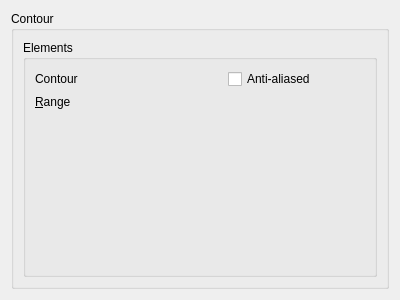
Qt form libs/ui/layerstyles/wdgContour.ui (KDE/krita) before a commit.
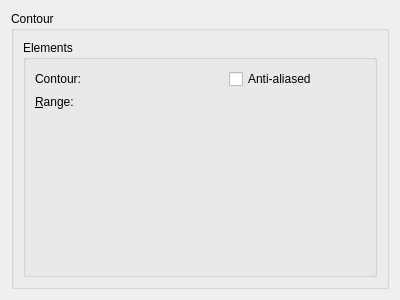
The same form after that commit. Custom widgets are drawn as their Qt base class.

```diff
--- a/libs/ui/layerstyles/wdgContour.ui
+++ b/libs/ui/layerstyles/wdgContour.ui
@@ -26,7 +26,7 @@
          <item row="0" column="0">
           <widget class="QLabel" name="label_5">
            <property name="text">
-            <string>Contour</string>
+            <string>Contour:</string>
            </property>
           </widget>
          </item>
@@ -50,7 +50,7 @@
          <item row="1" column="0">
           <widget class="QLabel" name="label_6">
            <property name="text">
-            <string>&amp;Range</string>
+            <string>&amp;Range:</string>
            </property>
            <property name="buddy">
             <cstring>intRange</cstring>
```
Left out of the diff: 4 changed lines with no effect on the pictures.
